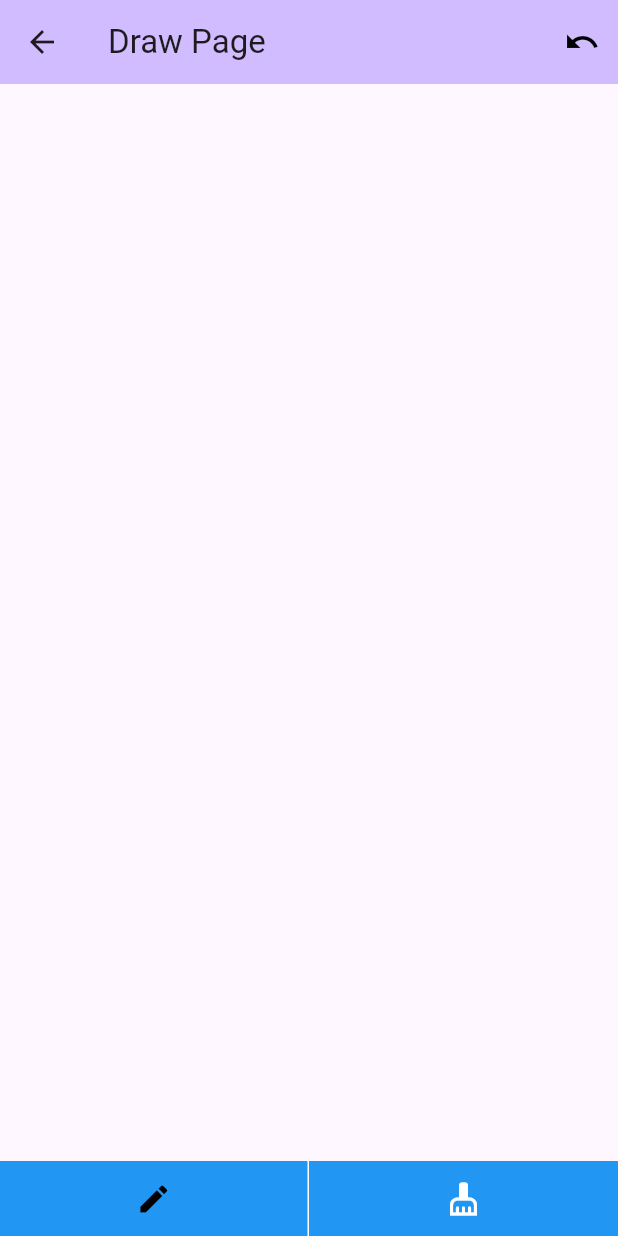
After one commit to TranQuyDong98/iec_test, a Flutter app: the DrawerPage screen opened directly, after a tap on the "edit" icon, on a phone screen of 412 x 824 dp. The commit adds this screen. Run offline on Flutter 3.47's test engine with Material 3 defaults, Android fonts, the phone set to English and light mode, and no system bars.

Commit message:
update code

```diff
--- /dev/null
+++ b/lib/action.dart
@@ -0,0 +1,15 @@
+import 'package:flutter/material.dart';
+
+class DrawAction {
+  final String key;
+  bool disable;
+  final Widget icon;
+  final void Function()? onPressed;
+
+  DrawAction({
+    required this.key,
+    this.disable = true,
+    required this.icon,
+    required this.onPressed,
+  });
+}
--- /dev/null
+++ b/lib/draw_painter.dart
@@ -0,0 +1,25 @@
+import 'package:flutter/material.dart';
+
+class DrawPainter extends CustomPainter {
+  final List<MapEntry<Path, Paint>> mapPathPaints;
+  final List<Path> paths;
+
+  DrawPainter({
+    required this.paths,
+    required this.mapPathPaints,
+  });
+
+  @override
+  void paint(Canvas canvas, Size size) {
+    if (mapPathPaints.isNotEmpty) {
+      for (var path in mapPathPaints) {
+        canvas.drawPath(path.key, path.value);
+      }
+    }
+  }
+
+  @override
+  bool shouldRepaint(covariant CustomPainter oldDelegate) {
+    return true;
+  }
+}
--- /dev/null
+++ b/lib/drawer_page.dart
@@ -0,0 +1,169 @@
+import 'package:flutter/material.dart';
+
+import 'action.dart';
+import 'draw_painter.dart';
+
+class DrawerPage extends StatefulWidget {
+  const DrawerPage({super.key});
+
+  @override
+  State<DrawerPage> createState() => _DrawerPageState();
+}
+
+class _DrawerPageState extends State<DrawerPage> {
+  List<Path> paths = <Path>[];
+  List<MapEntry<Path, Paint>> mapPathPaints = [];
+  bool erase = false;
+
+  late List<DrawAction> actions = [];
+
+  @override
+  void initState() {
+    super.initState();
+    initActions();
+  }
+
+  initActions() {
+    actions.addAll(
+      [
+        DrawAction(
+          key: 'draw',
+          icon: const Icon(Icons.edit),
+          onPressed: onDraw,
+          disable: false,
+        ),
+        DrawAction(
+          key: 'erase',
+          icon: const Icon(Icons.cleaning_services),
+          onPressed: _onEraser,
+        )
+      ],
+    );
+  }
+
+  onDraw() {
+    setState(() {
+      erase = false;
+    });
+  }
+
+  _onEraser() {
+    setState(() {
+      erase = true;
+    });
+  }
+
+  _onUndo() {
+    if (mapPathPaints.isNotEmpty) {
+      mapPathPaints.removeLast();
+      setState(() {});
+    }
+  }
+
+  @override
+  Widget build(BuildContext context) {
+    return Scaffold(
+      appBar: AppBar(
+        backgroundColor: Theme.of(context).colorScheme.inversePrimary,
+        title: const Text('Draw Page'),
+        actions: [
+          IconButton(
+            onPressed: _onUndo,
+            icon: const Icon(Icons.undo),
+            color: Colors.black,
+          ),
+        ],
+      ),
+      body: Column(
+        children: [
+          Expanded(child: _customPaint()),
+          Container(
+            height: 50,
+            width: double.maxFinite,
+            color: Colors.blue,
+            child: _bottom(),
+          )
+        ],
+      ),
+    );
+  }
+
+  Paint initPaint() => Paint()
+    ..color = erase ? Colors.white : Colors.teal
+    ..strokeWidth = erase ? 15 : 10
+    ..style = PaintingStyle.stroke
+    ..strokeCap = StrokeCap.round;
+
+  Widget _customPaint() {
+    return GestureDetector(
+      onPanStart: (details) {
+        var initPath = Path()
+          ..moveTo(details.localPosition.dx, details.localPosition.dy);
+        paths.add(initPath);
+        final paint = initPaint();
+        mapPathPaints.add(MapEntry<Path, Paint>(initPath, paint));
+        setState(() {});
+      },
+      onPanUpdate: (details) {
+        final lastPath = paths.last;
+        lastPath.lineTo(details.localPosition.dx, details.localPosition.dy);
+        final last = mapPathPaints.last.key;
+        last.lineTo(details.localPosition.dx, details.localPosition.dy);
+        setState(() {});
+      },
+      onPanEnd: (details) {},
+      child: CustomPaint(
+        size: Size.infinite,
+        painter: DrawPainter(
+          paths: paths,
+          mapPathPaints: mapPathPaints,
+        ),
+      ),
+    );
+  }
+
+  Widget _bottom() {
+    return Row(
+      children: List.generate(
+        actions.length,
+        (index) => Expanded(
+          child: _bottomAction(
+            onPressed: () {
+              actions[index].onPressed?.call();
+              for (int i = 0; i < actions.length; i++) {
+                actions[i].disable = !(i == index);
+              }
+              setState(() {});
+            },
+            action: actions[index],
+            showDivider: index != actions.length - 1,
+            disable: actions[index].disable,
+          ),
+        ),
+      ),
+    );
+  }
+
+  Widget _bottomAction({
+    final void Function()? onPressed,
+    required DrawAction action,
+    bool showDivider = true,
+    bool disable = true,
+  }) {
+    return Container(
+      decoration: BoxDecoration(
+        border: !showDivider
+            ? null
+            : const Border(
+                right: BorderSide(color: Colors.white),
+              ),
+      ),
+      alignment: Alignment.center,
+      child: IconButton(
+        onPressed: onPressed,
+        icon: action.icon,
+        color: disable ? Colors.white : Colors.black,
+      ),
+    );
+  }
+}
```
Also changed, not shown: lib/part2_page.dart (+155 -52 lines), pubspec.lock.
